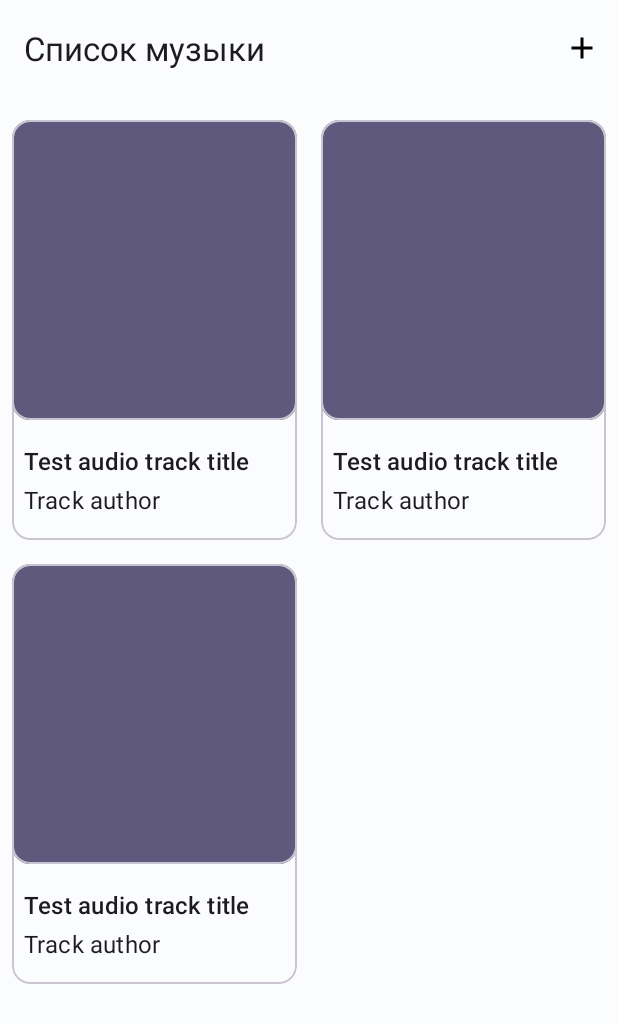
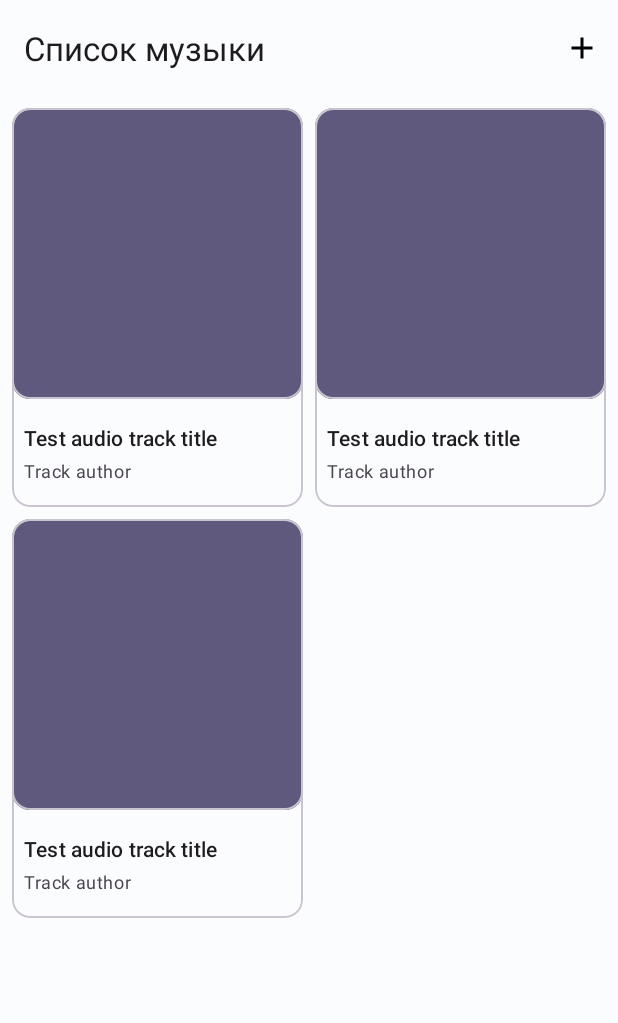
Before and after one commit to oniksen/player-wave-bar, an Android app: the layout tracks_list_fragment.xml on its own in the app's theme, with its tools: preview values and no code run, on a phone screen of 412 x 824 dp. Shown: the top 1023 px of the screen. Run offline under Robolectric (Android 15) with nearby library versions, the phone set to English and light mode, and no system bars.

Commit message:
0.5.2
- Visual improvements.

```diff
--- a/app/build.gradle.kts
+++ b/app/build.gradle.kts
@@ -12,7 +12,7 @@ android {
         minSdk = 24
         targetSdk = 34
         versionCode = 1
-        versionName = "0.5.1"
+        versionName = "0.5.2"
 
         testInstrumentationRunner = "androidx.test.runner.AndroidJUnitRunner"
     }
--- a/app/src/main/java/com/onixen/audioplayer/views/adapters/TracksAdapter.kt
+++ b/app/src/main/java/com/onixen/audioplayer/views/adapters/TracksAdapter.kt
@@ -1,6 +1,7 @@
 package com.onixen.audioplayer.views.adapters
 
 import android.media.MediaPlayer
+import android.util.Log
 import android.view.LayoutInflater
 import android.view.ViewGroup
 import androidx.recyclerview.widget.RecyclerView
@@ -35,5 +36,4 @@ class TracksAdapter(
     override fun onBindViewHolder(holder: ViewHolder, position: Int) {
         holder.bind(list[position].first, list[position].second, escape)
     }
-
 }
--- a/app/src/main/java/com/onixen/audioplayer/views/fragments/TracksListFragment.kt
+++ b/app/src/main/java/com/onixen/audioplayer/views/fragments/TracksListFragment.kt
@@ -71,6 +71,7 @@ class TracksListFragment: Fragment(R.layout.tracks_list_fragment) {
                 else -> { false }
             }
         }
+
     }
     override fun onResume() {
         super.onResume()
--- a/app/src/main/res/layout/player_fragment_v2.xml
+++ b/app/src/main/res/layout/player_fragment_v2.xml
@@ -92,7 +92,8 @@
         android:layout_marginHorizontal="36dp"
         app:waveColor="?attr/colorOnTertiaryContainer"
         android:transitionName="waveBar"
-        tools:filledIn="40"/>
+        tools:filledIn="40"
+        app:amplitude="3dp"/>
     <com.google.android.material.card.MaterialCardView
         android:id="@+id/startBtn"
         android:layout_width="wrap_content"
--- a/app/src/main/res/layout/track_list_item.xml
+++ b/app/src/main/res/layout/track_list_item.xml
@@ -3,8 +3,9 @@
     android:layout_width="match_parent"
     android:layout_height="wrap_content"
     xmlns:tools="http://schemas.android.com/tools"
-    android:paddingHorizontal="8dp"
-    android:paddingTop="16dp">
+    xmlns:app="http://schemas.android.com/apk/res-auto"
+    android:paddingHorizontal="4dp"
+    android:paddingTop="8dp">
 
     <com.google.android.material.card.MaterialCardView
         android:id="@+id/previewCard"
@@ -22,13 +23,22 @@
                 android:layout_width="match_parent"
                 android:layout_height="wrap_content">
 
-                <ImageView
-                    android:id="@+id/smallImg"
+                <androidx.constraintlayout.widget.ConstraintLayout
                     android:layout_width="match_parent"
-                    android:layout_height="200dp"
-                    android:scaleType="centerCrop"
-                    android:layout_gravity="center"
-                    android:background="?attr/colorTertiary"/>
+                    android:layout_height="wrap_content">
+
+                    <ImageView
+                        android:id="@+id/smallImg"
+                        android:layout_width="match_parent"
+                        android:layout_height="0dp"
+                        app:layout_constraintDimensionRatio="1:1"
+                        android:scaleType="centerCrop"
+                        android:layout_gravity="center"
+                        android:background="?attr/colorTertiary"
+                        app:layout_constraintStart_toStartOf="parent"
+                        app:layout_constraintTop_toTopOf="parent"/>
+
+                </androidx.constraintlayout.widget.ConstraintLayout>
 
             </com.google.android.material.card.MaterialCardView>
             <TextView
@@ -36,18 +46,22 @@
                 android:layout_width="match_parent"
                 android:layout_height="wrap_content"
                 tools:text="Test audio track title"
-                android:textAppearance="?attr/textAppearanceTitleMedium"
+                android:textAppearance="?attr/textAppearanceTitleSmall"
                 android:layout_marginHorizontal="8dp"
-                android:layout_marginTop="16dp"/>
+                android:layout_marginTop="16dp"
+                android:maxLines="1"
+                android:ellipsize="end"/>
             <TextView
                 android:id="@+id/trackAuthor"
                 android:layout_width="match_parent"
                 android:layout_height="wrap_content"
                 tools:text="Track author"
-                android:textAppearance="?attr/textAppearanceSubtitle1"
+                android:textAppearance="?attr/textAppearanceBodySmall"
                 android:layout_marginHorizontal="8dp"
                 android:layout_marginBottom="16dp"
-                android:layout_marginTop="4dp"/>
+                android:layout_marginTop="4dp"
+                android:maxLines="1"
+                android:ellipsize="end"/>
 
         </LinearLayout>
 
--- a/app/src/main/res/layout/tracks_list_fragment.xml
+++ b/app/src/main/res/layout/tracks_list_fragment.xml
@@ -20,7 +20,6 @@
         app:menu="@menu/main_menu"/>
 
     </com.google.android.material.appbar.AppBarLayout>
-
     <androidx.recyclerview.widget.RecyclerView
         android:id="@+id/recyclerTracksView"
         android:layout_width="match_parent"
@@ -31,11 +30,13 @@
         tools:listitem="@layout/track_list_item"
         app:layout_behavior="com.google.android.material.appbar.AppBarLayout$ScrollingViewBehavior"
         android:paddingBottom="100dp"
-        android:clipToPadding="false"/>
+        android:clipToPadding="false"
+        android:layout_marginHorizontal="4dp"/>
     <FrameLayout
         android:id="@+id/playerBottomSheet"
         android:layout_width="match_parent"
         android:layout_height="match_parent"
-        android:layout_gravity="bottom" />
+        android:layout_gravity="bottom"
+        android:elevation="4dp"/>
 
 </androidx.coordinatorlayout.widget.CoordinatorLayout>
```
